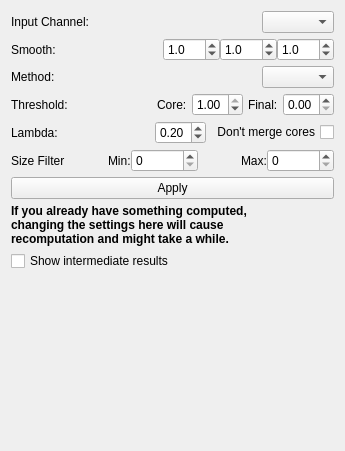
This is ilastik/applets/thresholdTwoLevels/drawer.ui in ilastik/ilastik as Qt 5 draws it before an edit. The edited form follows.
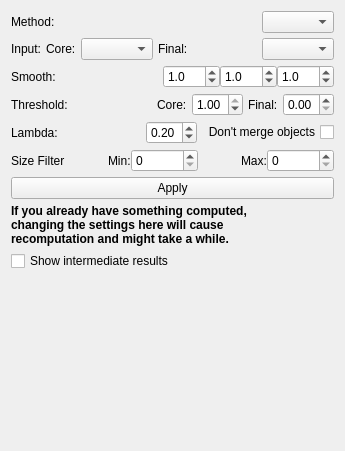
This is the edited form.

Commit message: thresholding: Final threshold input and core input can come from different channels Since we already support 'IPHT' mode, this resolves #977

```diff
--- a/ilastik/applets/thresholdTwoLevels/drawer.ui
+++ b/ilastik/applets/thresholdTwoLevels/drawer.ui
@@ -17,6 +17,33 @@
    <property name="spacing">
     <number>5</number>
    </property>
+   <item>
+    <layout class="QHBoxLayout" name="horizontalLayout_4">
+     <item>
+      <widget class="QLabel" name="label_6">
+       <property name="text">
+        <string>Method:</string>
+       </property>
+      </widget>
+     </item>
+     <item>
+      <spacer name="horizontalSpacer_4">
+       <property name="orientation">
+        <enum>Qt::Horizontal</enum>
+       </property>
+       <property name="sizeHint" stdset="0">
+        <size>
+         <width>40</width>
+         <height>20</height>
+        </size>
+       </property>
+      </spacer>
+     </item>
+     <item>
+      <widget class="QComboBox" name="methodComboBox"/>
+     </item>
+    </layout>
+   </item>
    <item>
     <layout class="QHBoxLayout" name="horizontalLayout_5">
      <item>
@@ -25,7 +52,30 @@
         <string>&lt;html&gt;&lt;head/&gt;&lt;body&gt;&lt;p&gt;Select the channel of the prediction images which you want to threshold. Look at &lt;span style=&quot; font-weight:600;&quot;&gt;&amp;quot;Selected input channel&amp;quot;&lt;/span&gt; layer for the results of this operation.&lt;/p&gt;&lt;/body&gt;&lt;/html&gt;</string>
        </property>
        <property name="text">
-        <string>Input Channel:</string>
+        <string>Input:</string>
+       </property>
+      </widget>
+     </item>
+     <item>
+      <widget class="QLabel" name="coreChannelLabel">
+       <property name="toolTip">
+        <string>&lt;html&gt;&lt;head/&gt;&lt;body&gt;&lt;p&gt;Select the channel of the prediction images which you want to threshold. Look at &lt;span style=&quot; font-weight:600;&quot;&gt;&amp;quot;Selected input channel&amp;quot;&lt;/span&gt; layer for the results of this operation.&lt;/p&gt;&lt;/body&gt;&lt;/html&gt;</string>
+       </property>
+       <property name="text">
+        <string>Core:</string>
+       </property>
+      </widget>
+     </item>
+     <item>
+      <widget class="QComboBox" name="coreChannelComboBox"/>
+     </item>
+     <item>
+      <widget class="QLabel" name="finalChannelLabel">
+       <property name="toolTip">
+        <string>&lt;html&gt;&lt;head/&gt;&lt;body&gt;&lt;p&gt;Select the channel of the prediction images which you want to threshold. Look at &lt;span style=&quot; font-weight:600;&quot;&gt;&amp;quot;Selected input channel&amp;quot;&lt;/span&gt; layer for the results of this operation.&lt;/p&gt;&lt;/body&gt;&lt;/html&gt;</string>
+       </property>
+       <property name="text">
+        <string>Final:</string>
        </property>
       </widget>
      </item>
@@ -155,33 +205,6 @@
      </item>
     </layout>
    </item>
-   <item>
-    <layout class="QHBoxLayout" name="horizontalLayout_4">
-     <item>
-      <widget class="QLabel" name="label_6">
-       <property name="text">
-        <string>Method:</string>
-       </property>
-      </widget>
-     </item>
-     <item>
-      <spacer name="horizontalSpacer_4">
-       <property name="orientation">
-        <enum>Qt::Horizontal</enum>
-       </property>
-       <property name="sizeHint" stdset="0">
-        <size>
-         <width>40</width>
-         <height>20</height>
-        </size>
-       </property>
-      </spacer>
-     </item>
-     <item>
-      <widget class="QComboBox" name="methodComboBox"/>
-     </item>
-    </layout>
-   </item>
    <item>
     <layout class="QHBoxLayout" name="horizontalLayout_6">
      <item>
@@ -296,7 +319,7 @@
         <enum>Qt::RightToLeft</enum>
        </property>
        <property name="text">
-        <string>Don't merge cores</string>
+        <string>Don't merge objects</string>
        </property>
       </widget>
      </item>
```
Left out of the diff: 2 changed lines with no effect on the pictures. The commit also changes 4 other files.
